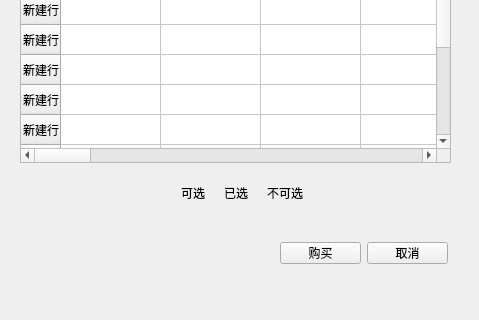
Qt form seatsselect.ui (SillyPasty/Movie_Management) before a commit; both pictures show x 0 to 479 and y 218 to 538 of the 479 by 538 pixel window.
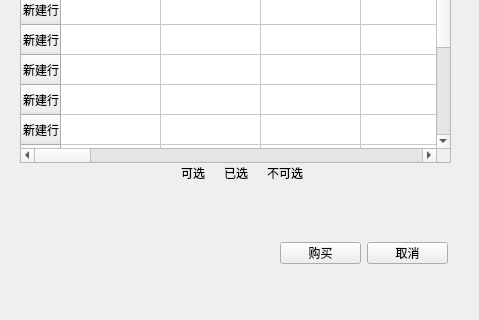
The same form after that commit. Icons and pictures are not drawn.

The edit to the form file:
```diff
--- a/seatsselect.ui
+++ b/seatsselect.ui
@@ -192,7 +192,7 @@
    <property name="geometry">
     <rect>
      <x>20</x>
-     <y>400</y>
+     <y>380</y>
      <width>431</width>
      <height>22</height>
     </rect>
```
Left out of the diff: 13 changed lines with no effect on the pictures.
